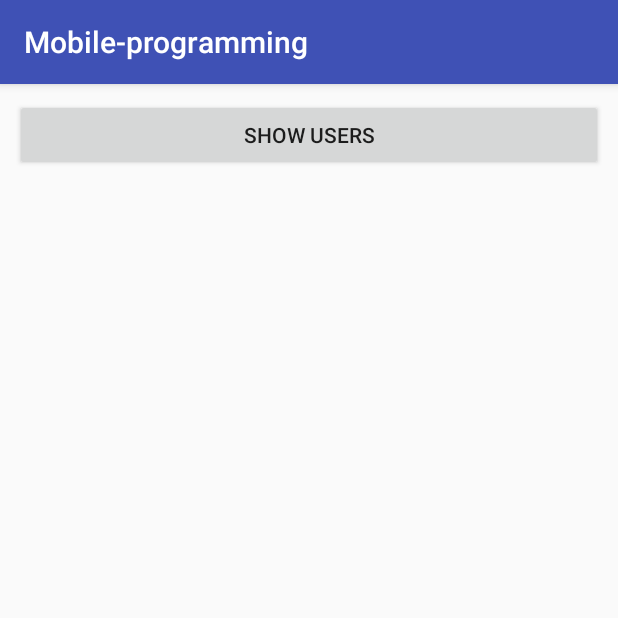
After one commit to nzavarinsky/MobileDev, an Android app: the SignUpDataActivity screen opened directly, with no data from a screen before it, on a phone screen of 412 x 824 dp, the top half of it. The commit adds this screen. Run offline under Robolectric (Android 15) with nearby library versions, the phone set to English and light mode, and no system bars.

Commit message:
[^] lab 4
-added recycleView
-used sharedPreferences

```diff
--- a/app/build.gradle
+++ b/app/build.gradle
@@ -21,8 +21,10 @@ android {
 dependencies {
     implementation fileTree(dir: 'libs', include: ['*.jar'])
     compile 'com.android.support:support-annotations:27.1.1'
+  compile 'com.android.support:recyclerview-v7:26.1.0'
     implementation 'com.android.support:appcompat-v7:26.1.0'
     implementation 'com.android.support.constraint:constraint-layout:1.1.3'
+
     testImplementation 'junit:junit:4.12'
     androidTestImplementation 'com.android.support.test:runner:1.0.2'
     androidTestImplementation 'com.android.support.test.espresso:espresso-core:3.0.2'
--- /dev/null
+++ b/app/src/main/java/com/example/zava/mymobileapp/CustomListView/DataModel.java
@@ -0,0 +1,44 @@
+package com.example.zava.mymobileapp.CustomListView;
+
+public class DataModel {
+  private String name, surname, email, phone;
+
+  public DataModel(String name, String surname, String email, String phone) {
+    this.name = name;
+    this.surname = surname;
+    this.email = email;
+    this.phone = phone;
+  }
+
+  public String getName() {
+    return name;
+  }
+
+  public void setName(String name) {
+    this.name = name;
+  }
+
+  public String getSurname() {
+    return surname;
+  }
+
+  public void setSurname(String surname) {
+    this.surname = surname;
+  }
+
+  public String getEmail() {
+    return email;
+  }
+
+  public void setEmail(String email) {
+    this.email = email;
+  }
+
+  public String getPhone() {
+    return phone;
+  }
+
+  public void setPhone(String phone) {
+    this.phone = phone;
+  }
+}
--- /dev/null
+++ b/app/src/main/java/com/example/zava/mymobileapp/SignUpDataActivity.java
@@ -0,0 +1,63 @@
+package com.example.zava.mymobileapp;
+
+import android.content.Context;
+import android.content.SharedPreferences;
+import android.support.v7.app.AppCompatActivity;
+import android.os.Bundle;
+import android.support.v7.widget.DefaultItemAnimator;
+import android.support.v7.widget.DividerItemDecoration;
+import android.support.v7.widget.LinearLayoutManager;
+import android.support.v7.widget.RecyclerView;
+import android.view.View;
+import android.widget.Button;
+import android.widget.ListView;
+
+
+import com.example.zava.mymobileapp.CustomListView.CustomAdapter;
+import com.example.zava.mymobileapp.CustomListView.DataModel;
+
+import java.util.ArrayList;
+
+public class SignUpDataActivity extends AppCompatActivity {
+
+  private Button btn_print_info;
+  private ArrayList<DataModel> users = new ArrayList<>();
+  ;
+  private RecyclerView recyclerView;
+  private CustomAdapter adapter;
+  private RecyclerView.LayoutManager mLayoutManager;
+
+  @Override
+  protected void onCreate(Bundle savedInstanceState) {
+    super.onCreate(savedInstanceState);
+    setContentView(R.layout.activity_sign_up_data);
+    init();
+  }
+
+  private void load_from_pref() {
+    SharedPreferences sharedPreferences = getSharedPreferences("userInfo", Context.MODE_PRIVATE);
+    users.add(new DataModel(sharedPreferences.getString("name", ""),
+        sharedPreferences.getString("surname", ""),
+        sharedPreferences.getString("email", ""),
+        sharedPreferences.getString("phone", "")));
+  }
+
+  private void init() {
+    btn_print_info = findViewById(R.id.btn_print_info);
+    recyclerView = findViewById(R.id.rv_info);
+    load_from_pref();
+    mLayoutManager = new LinearLayoutManager(getApplicationContext());
+    recyclerView.addItemDecoration(new DividerItemDecoration(this, LinearLayoutManager.VERTICAL));
+    btn_print_info.setOnClickListener(new View.OnClickListener() {
+
+      @Override
+      public void onClick(View view) {
+        adapter = new CustomAdapter(users);
+        recyclerView.setLayoutManager(mLayoutManager);
+        recyclerView.setItemAnimator(new DefaultItemAnimator());
+        recyclerView.setAdapter(adapter);
+      }
+    });
+  }
+
+}
--- a/app/src/main/java/com/example/zava/mymobileapp/Validations.java
+++ b/app/src/main/java/com/example/zava/mymobileapp/Validations.java
@@ -1,4 +1,4 @@
-package com.example.zava.mymobileapp.Utilities;
+package com.example.zava.mymobileapp;
 
 import java.util.regex.Matcher;
 import java.util.regex.Pattern;
--- /dev/null
+++ b/app/src/main/res/layout/activity_sign_up_data.xml
@@ -0,0 +1,22 @@
+<?xml version="1.0" encoding="utf-8"?>
+<android.support.constraint.ConstraintLayout xmlns:android="http://schemas.android.com/apk/res/android"
+                                             xmlns:app="http://schemas.android.com/apk/res-auto"
+                                             xmlns:tools="http://schemas.android.com/tools"
+                                             android:layout_width="match_parent"
+                                             android:layout_height="match_parent"
+                                             android:padding="10dp"
+                                             tools:context=".SignUpDataActivity">
+
+  <Button
+      android:id="@+id/btn_print_info"
+      android:layout_width="match_parent"
+      android:layout_height="wrap_content"
+      android:text="@string/show_users"/>
+
+  <android.support.v7.widget.RecyclerView
+      android:id="@+id/rv_info"
+      android:layout_width="match_parent"
+      android:layout_height="406dp"
+      android:layout_marginTop="8dp"
+      app:layout_constraintTop_toBottomOf="@+id/btn_print_info"/>
+</android.support.constraint.ConstraintLayout>
--- a/app/src/main/res/values/colors.xml
+++ b/app/src/main/res/values/colors.xml
@@ -3,4 +3,5 @@
     <color name="colorPrimary">#3F51B5</color>
     <color name="colorPrimaryDark">#303F9F</color>
     <color name="colorAccent">#FF4081</color>
+    <color name="pressed">#FF0</color>
 </resources>
--- /dev/null
+++ b/app/src/main/res/values/dimens.xml
@@ -0,0 +1,5 @@
+<resources>
+    <!-- Default screen margins, per the Android Design guidelines. -->
+    <dimen name="activity_horizontal_margin">16dp</dimen>
+    <dimen name="activity_vertical_margin">16dp</dimen>
+</resources>
```
Also changed, not shown: app/src/main/java/com/example/zava/mymobileapp/CustomListView/CustomAdapter.java (added, +65 -0 lines), app/src/main/java/com/example/zava/mymobileapp/SignUpActivity.java (+40 -19 lines), app/src/main/res/layout/activity_main.xml (+9 -7 lines), app/src/main/res/layout/activity_sign_up.xml (+25 -16 lines), app/src/main/res/layout/content_main.xml (added, +16 -0 lines), app/src/main/res/layout/row_item.xml (added, +54 -0 lines), app/src/main/res/values/strings.xml (+23 -1 lines).
